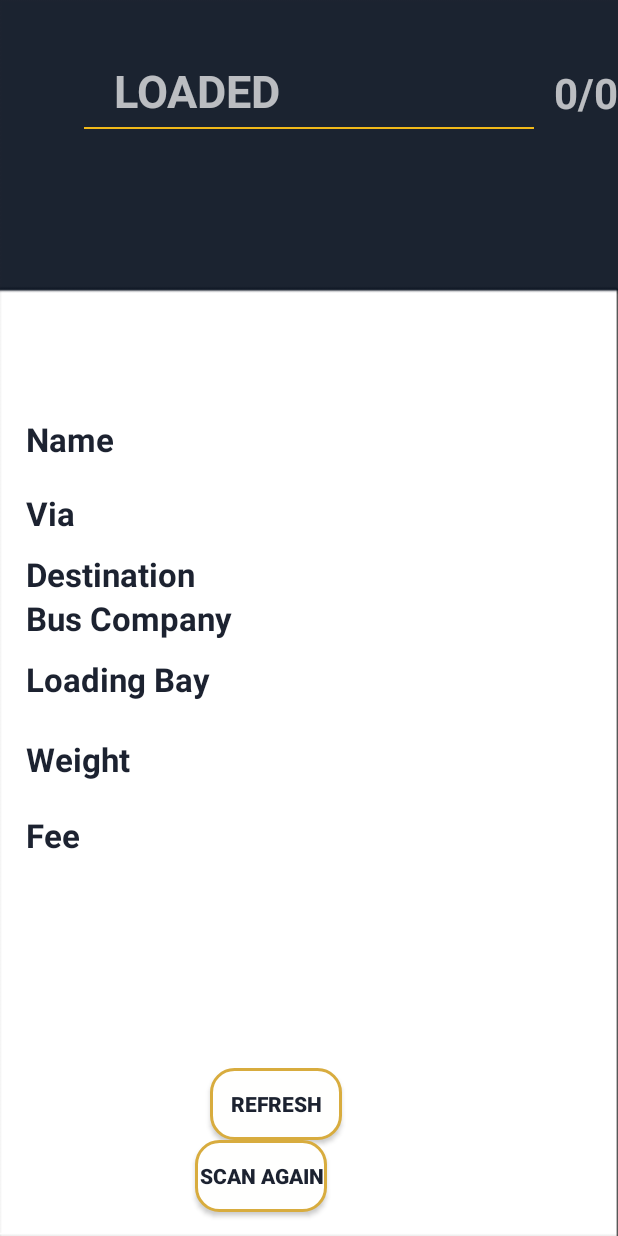
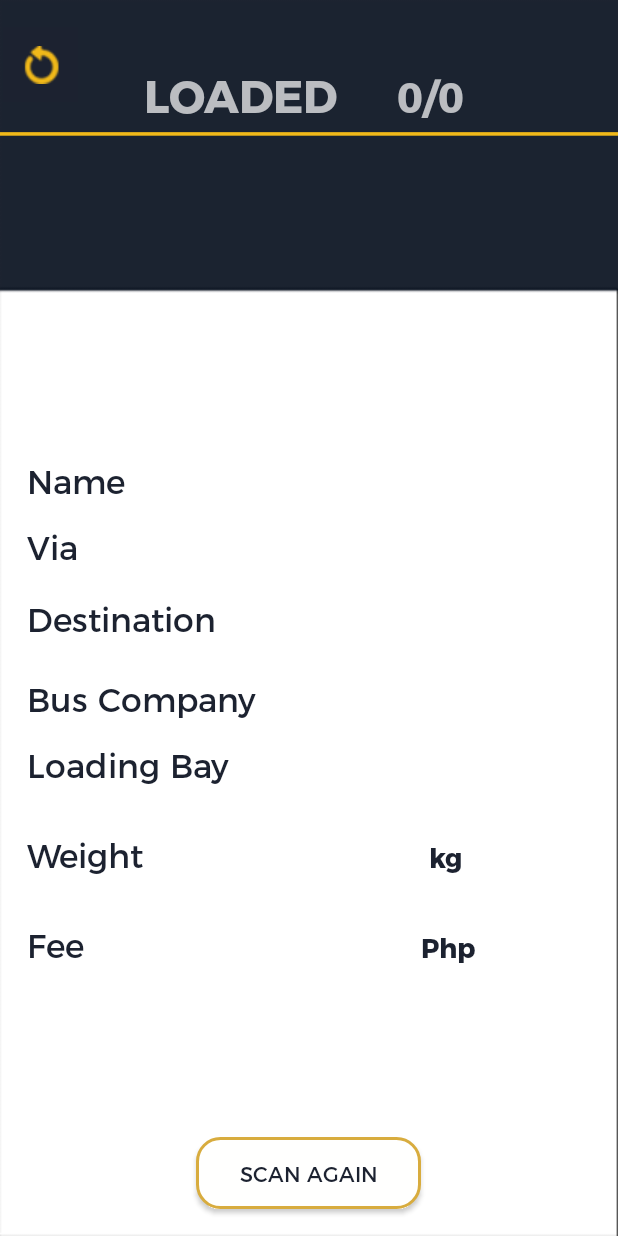
Before and after one commit to jmrequioma/qrcodescanner, an Android app: the Display screen opened directly, with no data from a screen before it, on a phone screen of 412 x 824 dp. Run offline under Robolectric (Android 15) with nearby library versions, the phone set to English and light mode, and no system bars; 14 statements that could not run were skipped.

Commit message:
modified the ui

```diff
--- a/app/src/main/java/com/example/dcs_madl14/upliftqrscanner/Display.java
+++ b/app/src/main/java/com/example/dcs_madl14/upliftqrscanner/Display.java
@@ -1,12 +1,15 @@
 package com.example.dcs_madl14.upliftqrscanner;
 
 import android.app.Activity;
+import android.graphics.Typeface;
 import android.os.AsyncTask;
 import android.os.Bundle;
 import android.util.Base64;
 import android.util.Log;
 import android.view.View;
 import android.widget.Button;
+import android.widget.ImageButton;
+import android.widget.ImageView;
 import android.widget.TextView;
 import android.app.ProgressDialog;
 
@@ -24,7 +27,16 @@ import android.content.Intent;
  */
 
 public class Display extends Activity {
+    ImageButton btnRefresh;
     Button btnScan;
+    TextView status_label;
+    TextView passenger_label;
+    TextView via_label;
+    TextView destination_label;
+    TextView bus_label;
+    TextView loading_label;
+    TextView weight_label;
+    TextView fee_label;
     TextView status_value;
     TextView passenger_value;
     TextView via_value;
@@ -34,6 +46,7 @@ public class Display extends Activity {
     TextView weight_value;
     TextView fee_value;
 
+    ImageView check;
     String qrCode;
     String id;
 
@@ -45,7 +58,15 @@ public class Display extends Activity {
         // link textviews to the their respective ids from the xml file
         super.onCreate(savedInstanceState);
         setContentView(R.layout.activity_display);
+        status_label = (TextView) findViewById(R.id.status_label);
         status_value = (TextView) findViewById(R.id.status_value);
+        passenger_label = (TextView) findViewById(R.id.passenger_label);
+        via_label = (TextView) findViewById(R.id.via_label);
+        destination_label = (TextView) findViewById(R.id.destination_label);
+        bus_label = (TextView) findViewById(R.id.bus_label);
+        loading_label = (TextView) findViewById(R.id.loading_label);
+        weight_label = (TextView) findViewById(R.id.weight_label);
+        fee_label = (TextView) findViewById(R.id.fee_label);
         passenger_value = (TextView) findViewById(R.id.passenger_value);
         via_value = (TextView) findViewById(R.id.via_value);
         destination_value = (TextView) findViewById(R.id.destination_value);
@@ -62,8 +83,31 @@ public class Display extends Activity {
                 finish();
             }
         });
+        check = (ImageView) findViewById(R.id.check);
+        check.setVisibility(View.INVISIBLE);
+        btnRefresh = (ImageButton) findViewById(R.id.btnRefresh);
+        Typeface montserratBold = Typeface.createFromAsset(getAssets(),  "fonts/Montserrat-Bold.otf");
+        Typeface montserratReg = Typeface.createFromAsset(getAssets(),  "fonts/Montserrat-Regular.otf");
+        status_label.setTypeface(montserratBold);
+        status_value.setTypeface(montserratBold);
+        passenger_label.setTypeface(montserratReg);
+        via_label.setTypeface(montserratReg);
+        destination_label.setTypeface(montserratReg);
+        bus_label.setTypeface(montserratReg);
+        loading_label.setTypeface(montserratReg);
+        weight_label.setTypeface(montserratReg);
+        fee_label.setTypeface(montserratReg);
+        passenger_value.setTypeface(montserratBold);
+        via_value.setTypeface(montserratBold);
+        destination_value.setTypeface(montserratBold);
+        bus_value.setTypeface(montserratBold);
+        loading_value.setTypeface(montserratBold);
+        weight_value.setTypeface(montserratBold);
+        fee_value.setTypeface(montserratBold);
+        btnScan.setTypeface(montserratReg);
         Intent i = getIntent();
         qrCode = i.getStringExtra("status");
+
 
     }
     @Override
@@ -144,6 +188,9 @@ public class Display extends Activity {
                 } else {
                     unloadedCnt++;
                 }
+            }
+            if (loadedCnt == unloadedCnt) {
+                check.setVisibility(View.VISIBLE);
             }
             //Log.i("hello", status);
             //JSONArray photos = new JSONTokener(response).nextValue();
--- a/app/src/main/res/layout/activity_display.xml
+++ b/app/src/main/res/layout/activity_display.xml
@@ -3,6 +3,7 @@
     xmlns:app="http://schemas.android.com/apk/res-auto"
     android:orientation="vertical" android:layout_width="match_parent"
     android:layout_height="match_parent"
+
     android:background="@drawable/background_display" >
 
     <RelativeLayout
@@ -11,11 +12,11 @@
 
         <Button
             android:id="@+id/btnScan"
-            android:layout_width="wrap_content"
+            android:layout_width="150dp"
             android:layout_height="wrap_content"
             android:layout_alignParentBottom="true"
-            android:layout_marginBottom="16dp"
-            android:layout_toEndOf="@+id/destination_label"
+            android:layout_centerHorizontal="true"
+            android:layout_marginBottom="18dp"
             android:background="@drawable/scan_again"
             android:onClick="onClick"
             android:text="@string/scan_label"
@@ -23,12 +24,12 @@
             android:textStyle="bold" />
 
         <TextView
-            android:id="@+id/textView"
+            android:id="@+id/passenger_label"
             android:layout_width="wrap_content"
             android:layout_height="wrap_content"
-            android:layout_above="@+id/via_label"
+            android:layout_alignBaseline="@+id/passenger_value"
+            android:layout_alignBottom="@+id/passenger_value"
             android:layout_alignStart="@+id/via_label"
-            android:layout_marginBottom="20dp"
             android:text="@string/passenger_label"
             android:textColor="@color/colorPrimaryDark"
             android:textSize="22sp"
@@ -38,9 +39,9 @@
             android:id="@+id/passenger_value"
             android:layout_width="wrap_content"
             android:layout_height="wrap_content"
-            android:layout_alignBaseline="@+id/textView"
-            android:layout_alignBottom="@+id/textView"
-            android:layout_alignStart="@+id/via_value"
+            android:layout_above="@+id/via_label"
+            android:layout_marginBottom="12dp"
+            android:layout_toEndOf="@+id/btnScan"
             android:text="@string/passenger_value"
             android:textColor="@color/colorPrimaryDark"
             android:textSize="18sp"
@@ -50,8 +51,8 @@
             android:id="@+id/destination_label"
             android:layout_width="wrap_content"
             android:layout_height="wrap_content"
-            android:layout_above="@+id/bus_label"
             android:layout_alignStart="@+id/bus_label"
+            android:layout_centerVertical="true"
             android:text="@string/destination_label"
             android:textColor="@color/colorPrimaryDark"
             android:textSize="22sp"
@@ -61,9 +62,8 @@
             android:id="@+id/destination_value"
             android:layout_width="wrap_content"
             android:layout_height="wrap_content"
+            android:layout_alignStart="@+id/passenger_value"
             android:layout_alignTop="@+id/destination_label"
-            android:layout_marginStart="34dp"
-            android:layout_toEndOf="@+id/btnScan"
             android:text="@string/destination_value"
             android:textColor="@color/colorPrimaryDark"
             android:textSize="18sp"
@@ -73,9 +73,9 @@
             android:id="@+id/bus_label"
             android:layout_width="wrap_content"
             android:layout_height="wrap_content"
+            android:layout_alignBottom="@+id/bus_value"
             android:layout_alignParentStart="true"
-            android:layout_centerVertical="true"
-            android:layout_marginStart="17dp"
+            android:layout_marginStart="18dp"
             android:text="@string/bus_label"
             android:textColor="@color/colorPrimaryDark"
             android:textSize="22sp"
@@ -85,8 +85,9 @@
             android:id="@+id/bus_value"
             android:layout_width="wrap_content"
             android:layout_height="wrap_content"
-            android:layout_alignParentEnd="true"
-            android:layout_centerVertical="true"
+            android:layout_alignStart="@+id/destination_value"
+            android:layout_below="@+id/destination_label"
+            android:layout_marginTop="26dp"
             android:text="@string/bus_value"
             android:textColor="@color/colorPrimaryDark"
             android:textSize="18sp"
@@ -109,7 +110,7 @@
             android:layout_width="wrap_content"
             android:layout_height="wrap_content"
             android:layout_alignBottom="@+id/loading_label"
-            android:layout_alignStart="@+id/bus_value"
+            android:layout_alignEnd="@+id/destination_value"
             android:text="@string/loading_value"
             android:textColor="@color/colorPrimaryDark"
             android:textSize="18sp"
@@ -121,7 +122,7 @@
             android:layout_height="wrap_content"
             android:layout_alignStart="@+id/loading_label"
             android:layout_below="@+id/loading_label"
-            android:layout_marginTop="24dp"
+            android:layout_marginTop="27dp"
             android:text="@string/weight_label"
             android:textColor="@color/colorPrimaryDark"
             android:textSize="22sp"
@@ -145,7 +146,7 @@
             android:layout_height="wrap_content"
             android:layout_alignStart="@+id/weight_label"
             android:layout_below="@+id/weight_label"
-            android:layout_marginTop="21dp"
+            android:layout_marginTop="27dp"
             android:text="@string/fee_label"
             android:textColor="@color/colorPrimaryDark"
             android:textSize="22sp"
@@ -155,20 +156,21 @@
             android:id="@+id/fee_value"
             android:layout_width="wrap_content"
             android:layout_height="wrap_content"
-            android:layout_alignStart="@+id/weight_value"
-            android:layout_alignTop="@+id/fee_label"
+            android:layout_alignBaseline="@+id/fee_label"
+            android:layout_alignBottom="@+id/fee_label"
+            android:layout_toEndOf="@+id/btnScan"
             android:text="@string/fee_value"
             android:textColor="@color/colorPrimaryDark"
             android:textSize="18sp"
             android:textStyle="bold" />
 
         <TextView
-            android:id="@+id/staus_label"
+            android:id="@+id/status_label"
             android:layout_width="wrap_content"
             android:layout_height="wrap_content"
             android:layout_alignParentTop="true"
             android:layout_marginTop="40dp"
-            android:layout_toEndOf="@+id/textView"
+            android:layout_toEndOf="@+id/weight_label"
             android:text="@string/status_label"
             android:textSize="30sp"
             android:textStyle="bold" />
@@ -177,8 +179,8 @@
             android:id="@+id/status_value"
             android:layout_width="wrap_content"
             android:layout_height="wrap_content"
-            android:layout_above="@+id/imageView"
-            android:layout_toStartOf="@+id/bus_value"
+            android:layout_above="@+id/line"
+            android:layout_alignEnd="@+id/weight_value"
             android:text="@string/status_value"
             android:textSize="28sp"
             android:textStyle="bold" />
@@ -187,9 +189,9 @@
             android:id="@+id/via_label"
             android:layout_width="wrap_content"
             android:layout_height="wrap_content"
-            android:layout_above="@+id/destination_value"
+            android:layout_above="@+id/destination_label"
             android:layout_alignStart="@+id/destination_label"
-            android:layout_marginBottom="11dp"
+            android:layout_marginBottom="15dp"
             android:text="@string/via_label"
             android:textColor="@color/colorPrimaryDark"
             android:textSize="22sp"
@@ -199,32 +201,39 @@
             android:id="@+id/via_value"
             android:layout_width="wrap_content"
             android:layout_height="wrap_content"
+            android:layout_alignBottom="@+id/via_label"
             android:layout_alignStart="@+id/destination_value"
-            android:layout_alignTop="@+id/via_label"
             android:text="@string/via_value"
             android:textColor="@color/colorPrimaryDark"
             android:textSize="18sp"
             android:textStyle="bold" />
 
-        <Button
-            android:id="@+id/btnRefresh"
+        <ImageView
+            android:id="@+id/line"
             android:layout_width="wrap_content"
             android:layout_height="wrap_content"
-            android:layout_above="@+id/btnScan"
-            android:layout_toEndOf="@+id/loading_label"
-            android:background="@drawable/scan_again"
+            android:layout_below="@+id/status_label"
+            android:layout_centerHorizontal="true"
+            android:src="@drawable/line" />
+
+        <ImageButton
+            android:id="@+id/btnRefresh"
+            android:layout_width="75px"
+            android:layout_height="75px"
+            android:layout_alignEnd="@+id/via_label"
+            android:layout_alignParentTop="true"
+            android:layout_marginTop="18dp"
             android:onClick="refreshStat"
-            android:text="Refresh"
-            android:textColor="@color/colorPrimaryDark"
-            android:textStyle="bold" />
+            android:background="@color/colorPrimaryDark"
+            android:src="@drawable/ic_refresh" />
 
         <ImageView
-            android:id="@+id/imageView"
-            android:layout_width="300dp"
+            android:id="@+id/check"
+            android:layout_width="wrap_content"
             android:layout_height="wrap_content"
-            android:layout_below="@+id/staus_label"
-            android:layout_centerHorizontal="true"
-            android:src="@drawable/line" />
+            android:layout_alignTop="@+id/status_value"
+            android:layout_toEndOf="@+id/fee_value"
+            android:src="@drawable/ic_check" />
 
     </RelativeLayout>
 
```
Also changed, not shown: app/src/main/java/com/example/dcs_madl14/upliftqrscanner/MainActivity.java (+7 -1 lines), app/src/main/res/layout/activity_main.xml (+6 -5 lines), app/src/main/res/layout/info_fragment.xml (added, +32 -0 lines), app/src/main/res/layout/test_display.xml (added, +20 -0 lines), app/src/main/assets/fonts/Montserrat-Bold.otf (added), app/src/main/assets/fonts/Montserrat-Regular.otf (added), app/src/main/res/drawable/ic_check.png (added), app/src/main/res/drawable/ic_refresh.png (added).
